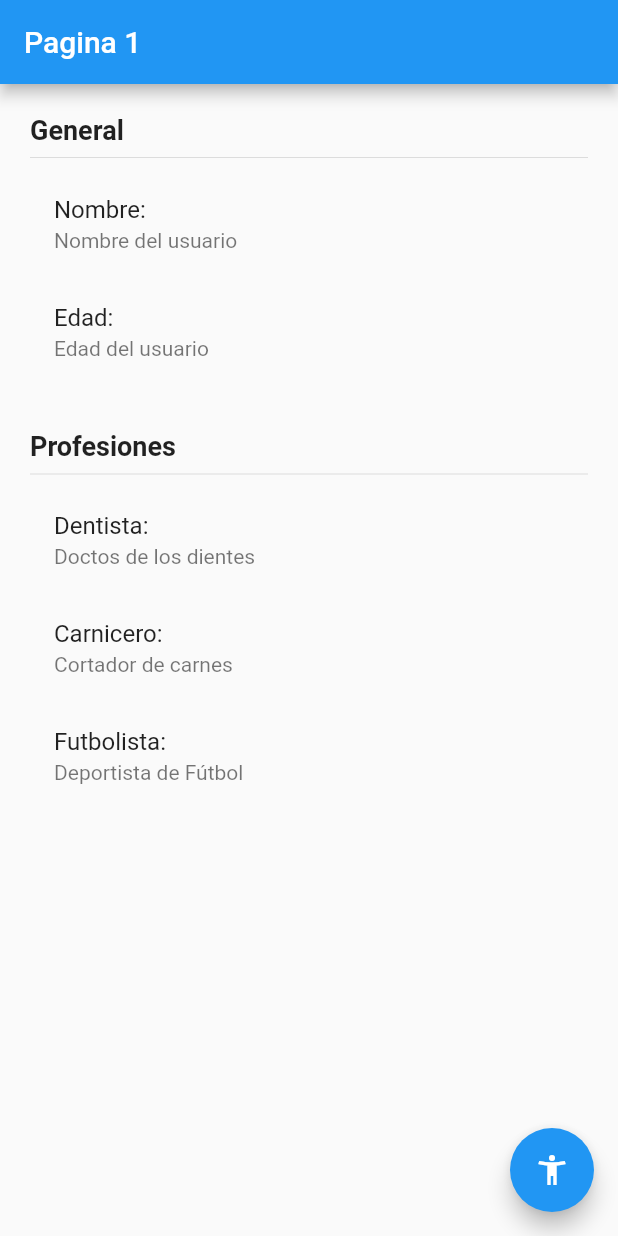
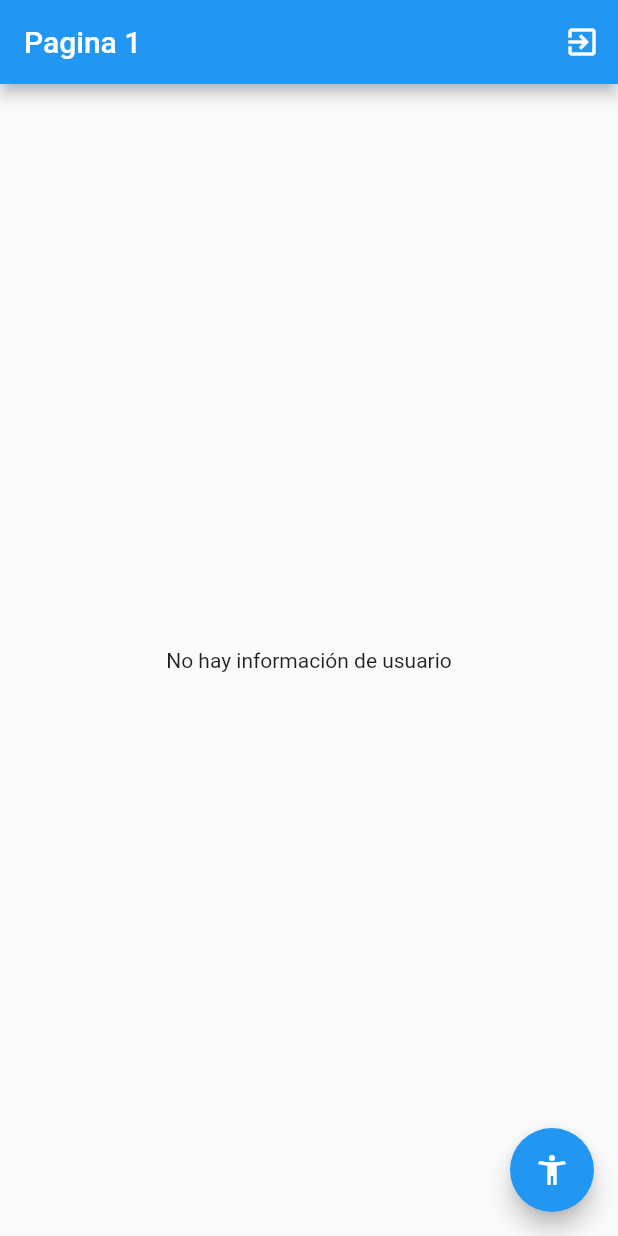
Before and after one commit to PeterPaulez/singleton_app, a Flutter app: the screen it shows after launch, on a phone screen of 412 x 824 dp. Run offline on Flutter 3.47's test engine with Material 2 defaults, Android fonts, the phone set to English and light mode, and no system bars; our stand-ins replace flutter_bloc.

Commit message:
END: Control de estado con CUBIT y sus funcionalidades como MultiBloc y los Listen, es muy parecido a PROVIDER.

```diff
--- /dev/null
+++ b/lib/bloc/usuario/state.dart
@@ -0,0 +1,29 @@
+// Part en el origen
+part of 'cubit.dart';
+
+// Clase abastracta inmutable
+@immutable
+abstract class UsuarioState {}
+
+// Estado inicial de la app
+class UsuarioInit extends UsuarioState {
+  // Solo se accede al cubit desde éste STATE
+  final existeUsuario = false;
+
+  // Sobreescribimos cuando se pasa esta instancia en un PRINT
+  /*
+  @override
+  String toString() {
+    return 'UsuarioInicial: existeUsuario: false';
+  }
+  */
+}
+
+class UsuarioActivo extends UsuarioState {
+  final existeUsuario = true;
+  // UsuarioModel se importa en el origen del PART
+  // Al ser un final y no cambiar tiene que haber un constructor
+  final UsuarioModel usuario;
+
+  UsuarioActivo(this.usuario);
+}
--- a/lib/main.dart
+++ b/lib/main.dart
@@ -1,4 +1,6 @@
 import 'package:flutter/material.dart';
+import 'package:flutter_bloc/flutter_bloc.dart';
+import 'package:singleton_app/bloc/usuario/cubit.dart';
 import 'package:singleton_app/pages/pagina1.dart';
 import 'package:singleton_app/pages/pagina2.dart';
 
@@ -7,7 +9,11 @@ void main() => runApp(MyApp());
 class MyApp extends StatelessWidget {
   @override
   Widget build(BuildContext context) {
-    return MaterialApp(
+    return MultiBlocProvider(
+      providers: [
+        BlocProvider(create: (_) => UsuarioCubit()),
+      ],
+      child: MaterialApp(
         debugShowCheckedModeBanner: false,
         title: 'Material App',
         initialRoute: 'pagina1',
@@ -15,6 +21,7 @@ class MyApp extends StatelessWidget {
           'pagina1': (_) => Pagina1Page(),
           'pagina2': (_) => Pagina2Page(),
         },
+      ),
     );
   }
 }
--- a/lib/models/usuario.dart
+++ b/lib/models/usuario.dart
@@ -1,7 +1,19 @@
 class UsuarioModel {
-  String nombre;
-  int edad;
-  List<String> profesiones;
+  final String nombre;
+  final int edad;
+  final List<String> profesiones;
 
   UsuarioModel({this.nombre, this.edad, this.profesiones});
+
+  // Usualmente se llama copyWith
+  UsuarioModel copyWith({
+    String nombre,
+    int edad,
+    List<String> profesiones,
+  }) =>
+      UsuarioModel(
+        nombre: nombre ?? this.nombre,
+        edad: edad ?? this.edad,
+        profesiones: profesiones ?? this.profesiones,
+      );
 }
--- a/lib/pages/pagina1.dart
+++ b/lib/pages/pagina1.dart
@@ -1,14 +1,23 @@
 import 'package:flutter/material.dart';
+import 'package:flutter_bloc/flutter_bloc.dart';
+import 'package:singleton_app/bloc/usuario/cubit.dart';
+import 'package:singleton_app/models/usuario.dart';
 
 class Pagina1Page extends StatelessWidget {
   @override
   Widget build(BuildContext context) {
+    final usuarioCubit = BlocProvider.of<UsuarioCubit>(context);
     return Scaffold(
       appBar: AppBar(
-        actions: [],
+        actions: [
+          IconButton(
+            icon: Icon(Icons.exit_to_app),
+            onPressed: () => usuarioCubit.borrarUsuario(),
+          )
+        ],
         title: Text('Pagina 1'),
       ),
-      body: InformacionUsuario(),
+      body: BodyScaffold(),
       floatingActionButton: FloatingActionButton(
         child: Icon(Icons.accessibility_new),
         onPressed: () => Navigator.pushNamed(context, 'pagina2'),
@@ -17,7 +26,42 @@ class Pagina1Page extends StatelessWidget {
   }
 }
 
+class BodyScaffold extends StatelessWidget {
+  @override
+  Widget build(BuildContext context) {
+    return BlocBuilder<UsuarioCubit, UsuarioState>(
+      builder: (_, state) {
+        switch (state.runtimeType) {
+          case UsuarioInit:
+            return Center(child: Text('No hay información de usuario'));
+            break;
+          case UsuarioActivo:
+            // Casteamos el state diciendo que es UsuarioActivo y así funka
+            return InformacionUsuario((state as UsuarioActivo).usuario);
+            break;
+          default:
+            return Center(child: Text('Estado no reconocido'));
+        }
+        /*
+        print(state);
+        if (state is UsuarioInit) {
+          return Center(child: Text('No hay información de usuario'));
+        } else if (state is UsuarioActivo) {
+          return InformacionUsuario(state.usuario);
+        } else {
+          // Ponemos el elseIF para ver la info de state, sino no nos deja
+          return Center(child: Text('Estado no reconocido'));
+        }
+        */
+      },
+    );
+  }
+}
+
 class InformacionUsuario extends StatelessWidget {
+  final UsuarioModel usuario;
+  const InformacionUsuario(this.usuario);
+
   @override
   Widget build(BuildContext context) {
     return Container(
@@ -33,11 +77,11 @@ class InformacionUsuario extends StatelessWidget {
           ),
           Divider(),
           ListTile(
-            title: Text('Nombre: '),
+            title: Text('Nombre: ${usuario.nombre}'),
             subtitle: Text('Nombre del usuario'),
           ),
           ListTile(
-            title: Text('Edad: '),
+            title: Text('Edad: ${usuario.edad}'),
             subtitle: Text('Edad del usuario'),
           ),
           SizedBox(height: 30),
@@ -46,18 +90,9 @@ class InformacionUsuario extends StatelessWidget {
             style: TextStyle(fontSize: 18, fontWeight: FontWeight.bold),
           ),
           Divider(),
-          ListTile(
-            title: Text('Dentista: '),
-            subtitle: Text('Doctos de los dientes'),
-          ),
-          ListTile(
-            title: Text('Carnicero: '),
-            subtitle: Text('Cortador de carnes'),
-          ),
-          ListTile(
-            title: Text('Futbolista: '),
-            subtitle: Text('Deportista de Fútbol'),
-          ),
+          ...usuario.profesiones
+              .map((profesion) => ListTile(title: Text(profesion)))
+              .toList(),
         ],
       ),
     );
--- a/pubspec.yaml
+++ b/pubspec.yaml
@@ -28,6 +28,7 @@ dependencies:
   # The following adds the Cupertino Icons font to your application.
   # Use with the CupertinoIcons class for iOS style icons.
   cupertino_icons: ^1.0.1
+  flutter_bloc: ^6.1.1
 
 dev_dependencies:
   flutter_test:
```
Also changed, not shown: lib/bloc/usuario/cubit.dart (added, +43 -0 lines), lib/pages/pagina2.dart (+18 -3 lines), pubspec.lock. Lines whose indentation alone changed are shown as unchanged.
